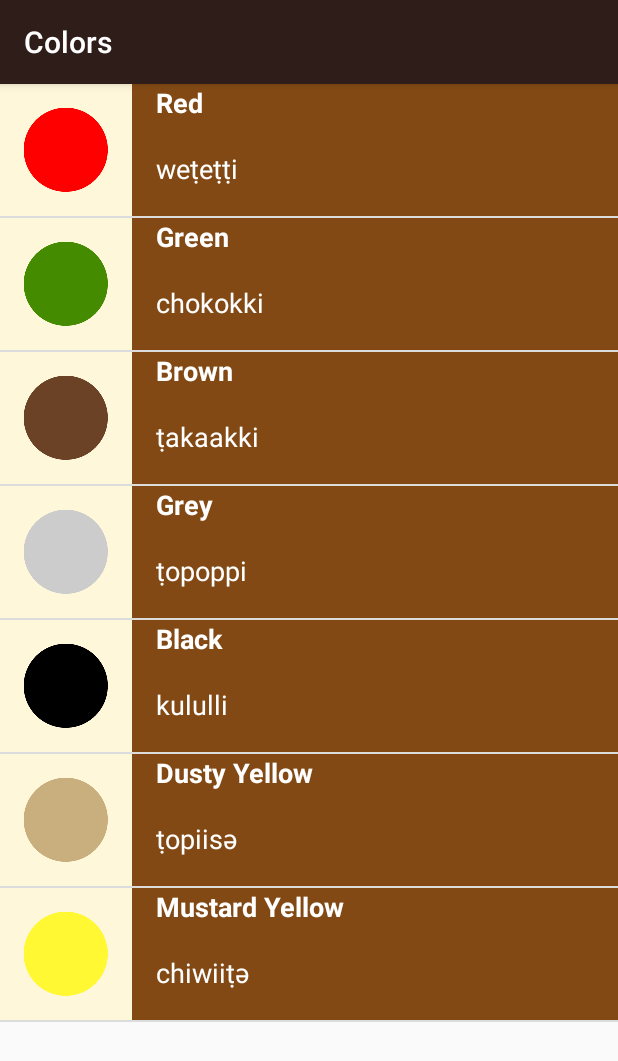
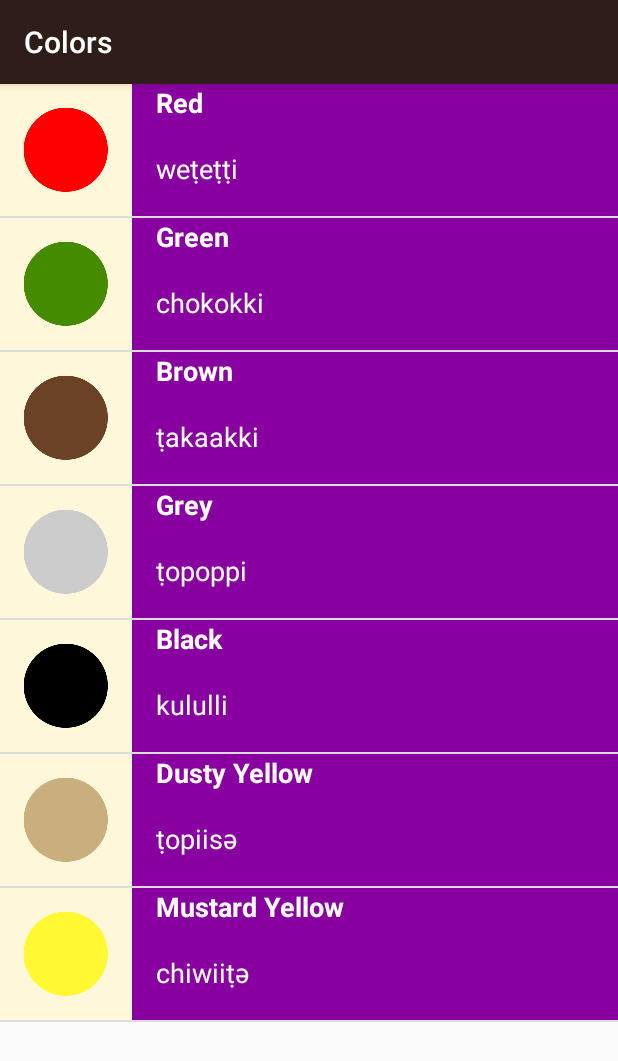
Before and after one commit to M0D1xD/MiWok, an Android app: the ColorsActivity screen opened directly, with no data from a screen before it, on a phone screen of 412 x 824 dp. Shown: the top 1061 px of the screen. Run offline under Robolectric (Android 15) with nearby library versions, the light colour scheme and no system bars.

```diff
--- a/app/src/main/java/com/example/m0d1x/miwok/DictionaryAdapter.java
+++ b/app/src/main/java/com/example/m0d1x/miwok/DictionaryAdapter.java
@@ -6,6 +6,7 @@ import android.media.Image;
 import android.media.SoundPool;
 import android.support.annotation.AnimatorRes;
 import android.support.annotation.NonNull;
+import android.support.v4.content.ContextCompat;
 import android.view.LayoutInflater;
 import android.view.View;
 import android.view.ViewGroup;
@@ -27,7 +28,7 @@ public class DictionaryAdapter extends ArrayAdapter<dictionary> {
         ImageView Play;
         TextView Word;
         TextView Transtation;
-
+        View textContainer;
     }
 
     private int mColorResourceId;
@@ -62,15 +63,17 @@ public class DictionaryAdapter extends ArrayAdapter<dictionary> {
         holder.picID = (ImageView) converView.findViewById(R.id.img_pic);
         holder.Word = (TextView) converView.findViewById(R.id.txt_word);
         holder.Transtation = (TextView) converView.findViewById(R.id.txt_translation);
+        holder.textContainer = converView.findViewById(R.id.WordAndTranslate);
 
         converView.setTag(holder);
 
         holder.picID.setImageResource(d.getPicID());
-
+        int color = ContextCompat.getColor(getContext(), mColorResourceId);
+        holder.textContainer.setBackgroundColor(color);
         holder.Word.setText(d.getWord());
         holder.Transtation.setText(d.getTranslate());
-        View textContainer = converView.findViewById(R.id.WordAndTranslate);
-        textContainer.setBackgroundColor(mColorResourceId);
+
+
         return converView;
     }
 }
--- a/app/src/main/res/layout/costom_layout.xml
+++ b/app/src/main/res/layout/costom_layout.xml
@@ -16,7 +16,6 @@
     <LinearLayout
         android:layout_width="match_parent"
         android:layout_height="@dimen/list_item_height"
-        android:background="@color/category_numbers"
         android:orientation="horizontal">
 
 
```
Also changed, not shown: 3 other files.
